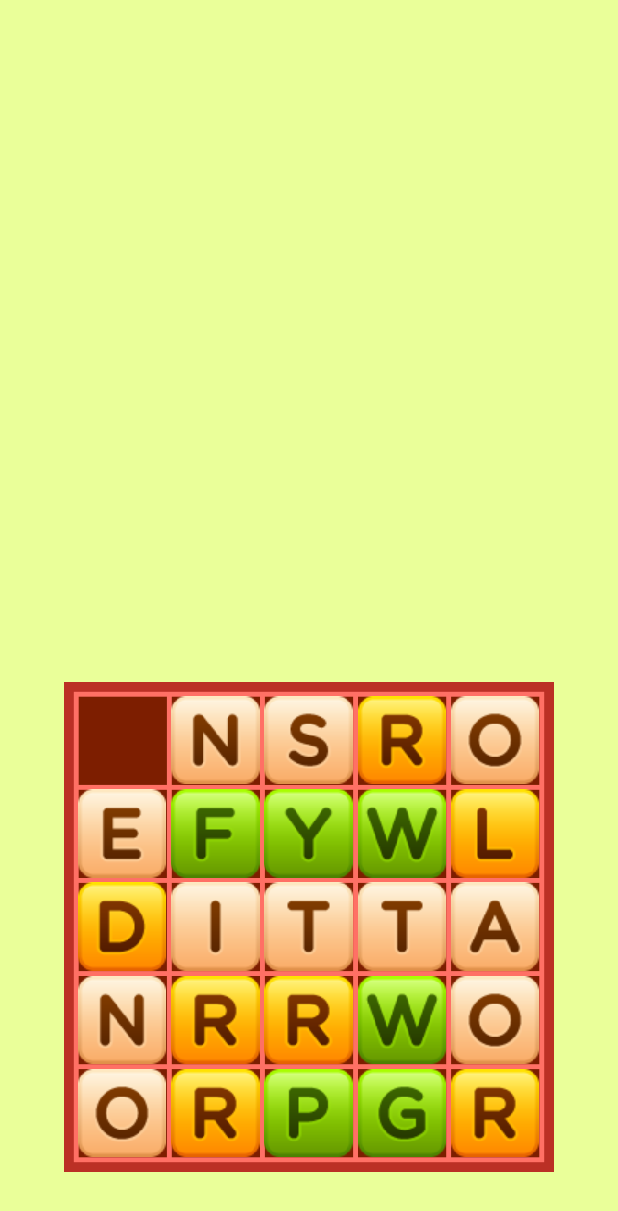
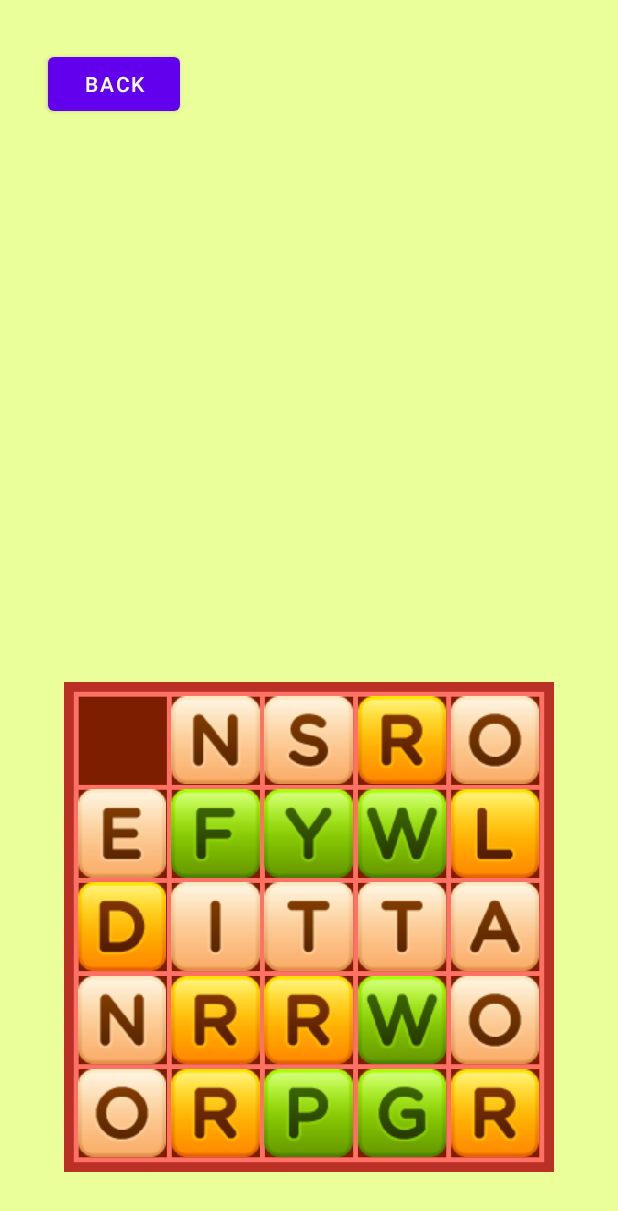
Before and after one commit to caleblimb/TextTiles, an Android app: the screen it shows after launch (MainActivity before the commit, Game after it), after a tap on "START", on a phone screen of 412 x 824 dp. Shown: the top 1211 px of the screen. Run offline under Robolectric (Android 15) with nearby library versions, the phone set to English and light mode, and no system bars.

Commit message:
Separate the canvas from the app activity

```diff
--- /dev/null
+++ b/app/src/main/java/com/caleblimb/texttiles/Game.kt
@@ -0,0 +1,49 @@
+package com.caleblimb.texttiles
+
+import android.os.Bundle
+import android.widget.Button
+import androidx.activity.OnBackPressedCallback
+import androidx.appcompat.app.AlertDialog
+import androidx.appcompat.app.AppCompatActivity
+import androidx.constraintlayout.widget.ConstraintLayout
+
+class Game : AppCompatActivity() {
+    override fun onCreate(savedInstanceState: Bundle?) {
+        super.onCreate(savedInstanceState)
+
+        setContentView(R.layout.activity_game)
+
+        val canvas : CanvasManager = CanvasManager(this)
+        val canvasLayout : ConstraintLayout = findViewById<ConstraintLayout>(R.id.layoutCanvas)
+        canvasLayout.addView(canvas)
+
+        val buttonBack = findViewById<Button>(R.id.buttonBack)
+        buttonBack.setOnClickListener() {
+            confirmExitGame()
+        }
+
+        onBackPressedDispatcher.addCallback(
+            this,
+            object : OnBackPressedCallback(true) {
+                override fun handleOnBackPressed() {
+                    confirmExitGame()
+                }
+            }
+        )
+    }
+
+    fun confirmExitGame() {
+        val alert = AlertDialog.Builder(this@Game)
+
+        alert.setTitle("Quit Game")
+        alert.setMessage("Are you sure you want to leave?")
+
+        alert.setPositiveButton("Continue") { _dialog, _which ->
+        }
+        alert.setNegativeButton("Quit") { _dialog, _which ->
+            finish()
+        }
+        val dialog: AlertDialog = alert.create()
+        dialog.show()
+    }
+}
--- a/app/src/main/java/com/caleblimb/texttiles/MainActivity.kt
+++ b/app/src/main/java/com/caleblimb/texttiles/MainActivity.kt
@@ -1,5 +1,6 @@
 package com.caleblimb.texttiles
 
+import android.content.Intent
 import androidx.appcompat.app.AppCompatActivity
 import android.os.Bundle
 import android.widget.Button
@@ -7,19 +8,12 @@ import android.widget.Button
 class MainActivity : AppCompatActivity() {
     override fun onCreate(savedInstanceState: Bundle?) {
         super.onCreate(savedInstanceState)
-
         setContentView(R.layout.activity_main)
-
-        val game : CanvasManager = CanvasManager(this)
 
         val buttonStart = findViewById<Button>(R.id.buttonStart)
         buttonStart.setOnClickListener() {
-            setContentView(game)
+            val intent = Intent(this@MainActivity, Game::class.java)
+            startActivity(intent)
         }
-
-//        val intent = Intent(this@MainActivity, Game::class.java)
-//        val players: MutableList<String> = ArrayList<String>()
-//        intent.putStringArrayListExtra("PLAYERS", players as ArrayList<String>)
-//        startActivity(intent)
     }
 }
--- a/app/src/main/res/layout/activity_game.xml
+++ b/app/src/main/res/layout/activity_game.xml
@@ -1,6 +1,36 @@
 <?xml version="1.0" encoding="utf-8"?>
 <androidx.constraintlayout.widget.ConstraintLayout xmlns:android="http://schemas.android.com/apk/res/android"
+    xmlns:app="http://schemas.android.com/apk/res-auto"
+    xmlns:tools="http://schemas.android.com/tools"
     android:layout_width="match_parent"
     android:layout_height="match_parent">
 
+    <Button
+        android:id="@+id/buttonBack"
+        android:layout_width="wrap_content"
+        android:layout_height="wrap_content"
+        android:layout_marginStart="32dp"
+        android:layout_marginTop="32dp"
+        android:text="Back"
+        app:layout_constraintStart_toStartOf="parent"
+        app:layout_constraintTop_toTopOf="parent" />
+
+    <androidx.constraintlayout.widget.ConstraintLayout
+        android:id="@+id/layoutCanvas"
+        android:layout_width="0dp"
+        android:layout_height="0dp"
+        app:layout_constraintBottom_toBottomOf="parent"
+        app:layout_constraintEnd_toEndOf="parent"
+        app:layout_constraintHorizontal_bias="0.0"
+        app:layout_constraintStart_toStartOf="parent"
+        app:layout_constraintTop_toTopOf="parent"
+        app:layout_constraintVertical_bias="0.0">
+
+    </androidx.constraintlayout.widget.ConstraintLayout>
+
+    <LinearLayout
+        android:id="@+id/linearLayout"
+        android:layout_width="match_parent"
+        android:layout_height="match_parent"
+        android:orientation="vertical"></LinearLayout>
 </androidx.constraintlayout.widget.ConstraintLayout>
```
Also changed, not shown: app/src/main/AndroidManifest.xml (+9 -0 lines).
